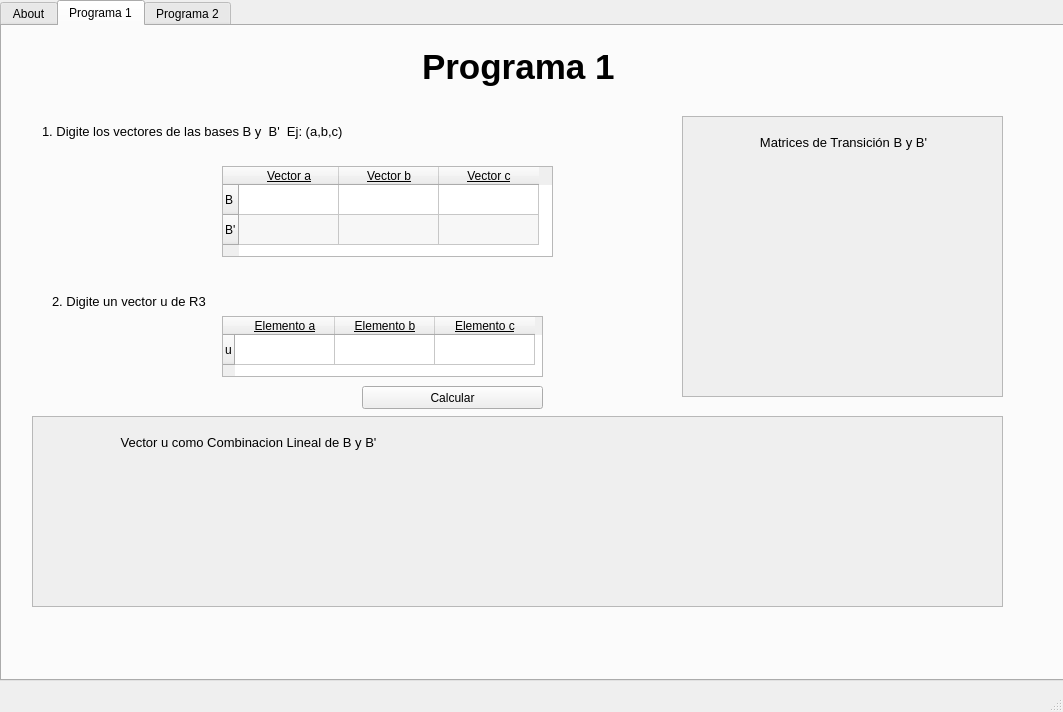
Qt form ProgramaConUI/InterfazMenu.ui (bryanjimenezchacon/Progra2Algebra) before a commit.
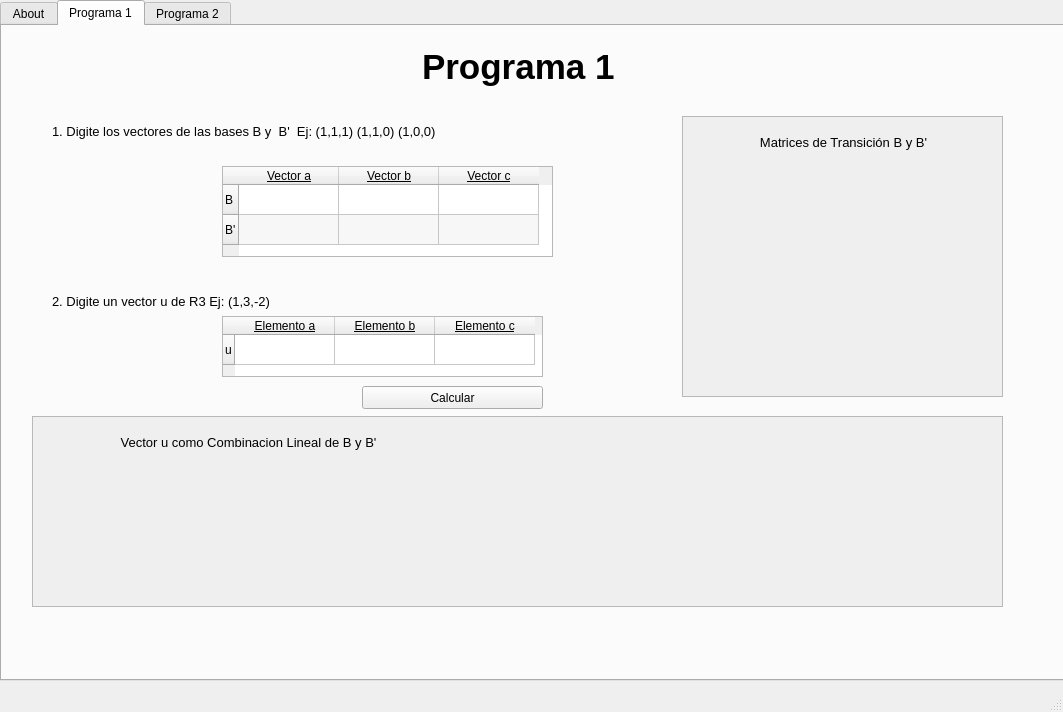
The same form after that commit. The open tabs and pages were chosen to show the change.

What changed in the file:
```diff
--- a/ProgramaConUI/InterfazMenu.ui
+++ b/ProgramaConUI/InterfazMenu.ui
@@ -182,9 +182,9 @@
      <widget class="QLabel" name="nombreCantidadCarreteras">
       <property name="geometry">
        <rect>
-        <x>40</x>
+        <x>50</x>
         <y>90</y>
-        <width>551</width>
+        <width>541</width>
         <height>31</height>
        </rect>
       </property>
@@ -194,7 +194,7 @@
        </font>
       </property>
       <property name="text">
-       <string>1. Digite los vectores de las bases B y  B'  Ej: (a,b,c)</string>
+       <string>1. Digite los vectores de las bases B y  B'  Ej: (1,1,1) (1,1,0) (1,0,0)</string>
       </property>
      </widget>
      <widget class="QScrollArea" name="scrollArea">
@@ -388,7 +388,7 @@
        </font>
       </property>
       <property name="text">
-       <string>2. Digite un vector u de R3</string>
+       <string>2. Digite un vector u de R3 Ej: (1,3,-2)</string>
       </property>
      </widget>
      <widget class="QTableWidget" name="tableWidgetVectorP1">
```
Left out of the diff: 70 changed lines with no effect on the pictures.
